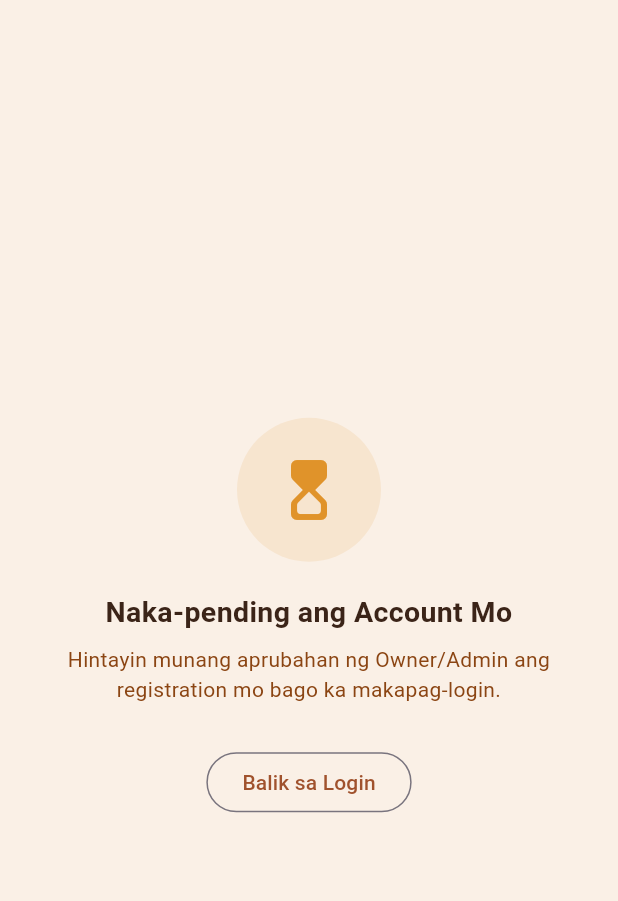
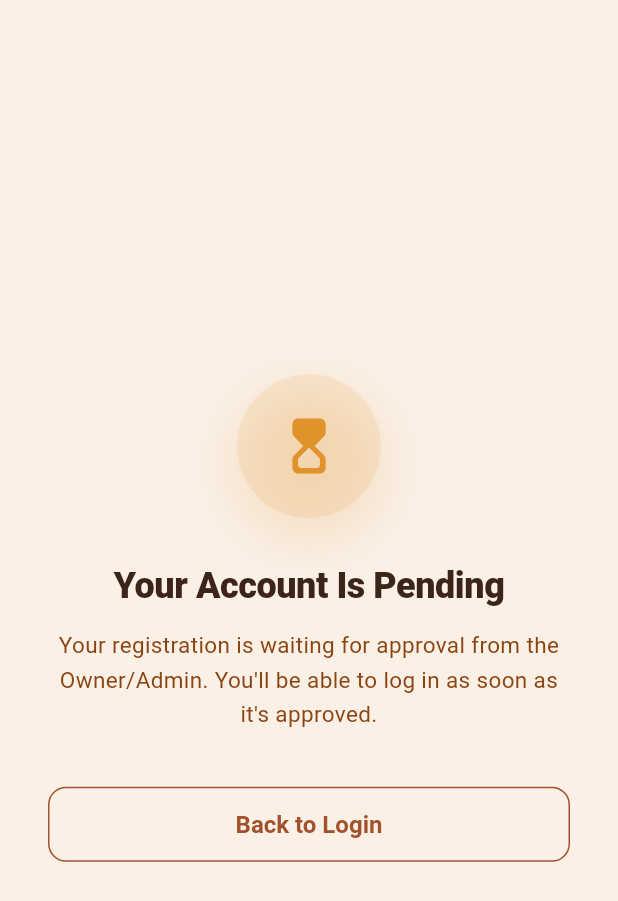
Before and after one commit to rabelasjohnlhoyd-del/BrahmsNexus, a Flutter app: the AccountStatusScreen screen opened directly, on a phone screen of 412 x 824 dp. Shown: the top 901 px of the screen. Run offline on Flutter 3.47's test engine with Material 3 defaults, Android fonts, the phone set to English and light mode, and no system bars; our stand-ins replace firebase_core; accounts and stored records are empty.

Commit message:
account status

```diff
--- a/lib/pages/auth/account_status_screen.dart
+++ b/lib/pages/auth/account_status_screen.dart
@@ -2,9 +2,10 @@ import 'package:flutter/material.dart';
 import '../../models/account_status.dart';
 import '../../theme/app_theme.dart';
 
-/// Lalabas kapag ang account ay hindi pa [AccountStatus.approved].
-/// - Pending: hintayin munang aprubahan ni Owner.
-/// - Rejected: sabihin na hindi na-approve, at i-refer sa Owner.
+/// Shown when the account is not yet [AccountStatus.approved].
+/// - Pending: waiting on Owner/Admin approval.
+/// - Rejected: registration was declined; refer the person to the
+///   Owner/Admin for details.
 class AccountStatusScreen extends StatelessWidget {
   const AccountStatusScreen({super.key, required this.status});
 
@@ -12,60 +13,95 @@ class AccountStatusScreen extends StatelessWidget {
 
   bool get _isRejected => status == AccountStatus.rejected;
 
+  Color get _statusColor => _isRejected ? AppColors.error : AppColors.warning;
+
+  IconData get _statusIcon =>
+      _isRejected ? Icons.cancel_rounded : Icons.hourglass_top_rounded;
+
+  String get _title =>
+      _isRejected ? 'Account Not Approved' : 'Your Account Is Pending';
+
+  String get _message => _isRejected
+      ? 'Your registration was declined by the Owner/Admin. Please '
+          'get in touch with them for more details.'
+      : 'Your registration is waiting for approval from the '
+          'Owner/Admin. You\'ll be able to log in as soon as it\'s '
+          'approved.';
+
   @override
   Widget build(BuildContext context) {
     return Scaffold(
       backgroundColor: AppColors.background,
       body: SafeArea(
         child: Center(
-          child: Padding(
-            padding: const EdgeInsets.all(32),
+          child: SingleChildScrollView(
+            padding: const EdgeInsets.symmetric(horizontal: 32, vertical: 28),
+            child: ConstrainedBox(
+              constraints: const BoxConstraints(maxWidth: 420),
               child: Column(
-              mainAxisAlignment: MainAxisAlignment.center,
+                mainAxisSize: MainAxisSize.min,
                 children: [
                   Container(
-                  padding: const EdgeInsets.all(24),
+                    width: 96,
+                    height: 96,
+                    alignment: Alignment.center,
                     decoration: BoxDecoration(
-                    color: (_isRejected ? AppColors.error : AppColors.warning)
-                        .withValues(alpha: 0.12),
                       shape: BoxShape.circle,
+                      color: _statusColor.withValues(alpha: 0.12),
+                      boxShadow: [
+                        BoxShadow(
+                          color: _statusColor.withValues(alpha: 0.18),
+                          blurRadius: 28,
+                          spreadRadius: 2,
+                          offset: const Offset(0, 12),
                         ),
-                  child: Icon(
-                    _isRejected
-                        ? Icons.cancel_outlined
-                        : Icons.hourglass_top_rounded,
-                    size: 48,
-                    color: _isRejected ? AppColors.error : AppColors.warning,
+                      ],
+                    ),
+                    child: Icon(_statusIcon, size: 44, color: _statusColor),
+                  ),
+                  const SizedBox(height: 28),
+                  Text(
+                    _title,
+                    textAlign: TextAlign.center,
+                    style: const TextStyle(
+                      fontSize: 24,
+                      fontWeight: FontWeight.w800,
+                      color: AppColors.textPrimary,
+                      letterSpacing: -0.3,
                     ),
                   ),
-                const SizedBox(height: 20),
+                  const SizedBox(height: 12),
                   Text(
-                  _isRejected
-                      ? 'Hindi Na-approve ang Account'
-                      : 'Naka-pending ang Account Mo',
+                    _message,
                     textAlign: TextAlign.center,
                     style: const TextStyle(
-                    fontSize: 19,
-                    fontWeight: FontWeight.w600,
-                    color: AppColors.textPrimary,
+                      fontSize: 15,
+                      color: AppColors.textSecondary,
+                      height: 1.5,
                     ),
                   ),
-                const SizedBox(height: 8),
-                Text(
-                  _isRejected
-                      ? 'Na-reject ng Owner/Admin ang registration mo. '
-                          'Makipag-ugnayan sa kanya para sa detalye.'
-                      : 'Hintayin munang aprubahan ng Owner/Admin ang '
-                          'registration mo bago ka makapag-login.',
-                  textAlign: TextAlign.center,
-                  style: const TextStyle(color: AppColors.textSecondary),
+                  const SizedBox(height: 36),
+                  SizedBox(
+                    width: double.infinity,
+                    height: 50,
+                    child: OutlinedButton(
+                      onPressed: () => Navigator.of(context).pop(),
+                      style: OutlinedButton.styleFrom(
+                        foregroundColor: AppColors.accent,
+                        side: const BorderSide(color: AppColors.accent),
+                        shape: RoundedRectangleBorder(
+                          borderRadius: BorderRadius.circular(12),
                         ),
-                const SizedBox(height: 28),
-                OutlinedButton(
-                  onPressed: () => Navigator.of(context).pop(),
-                  child: const Text('Balik sa Login'),
+                        textStyle: const TextStyle(
+                          fontSize: 16,
+                          fontWeight: FontWeight.w700,
+                        ),
+                      ),
+                      child: const Text('Back to Login'),
+                    ),
                   ),
                 ],
+              ),
             ),
           ),
         ),
```
Lines whose indentation alone changed are shown as unchanged.
